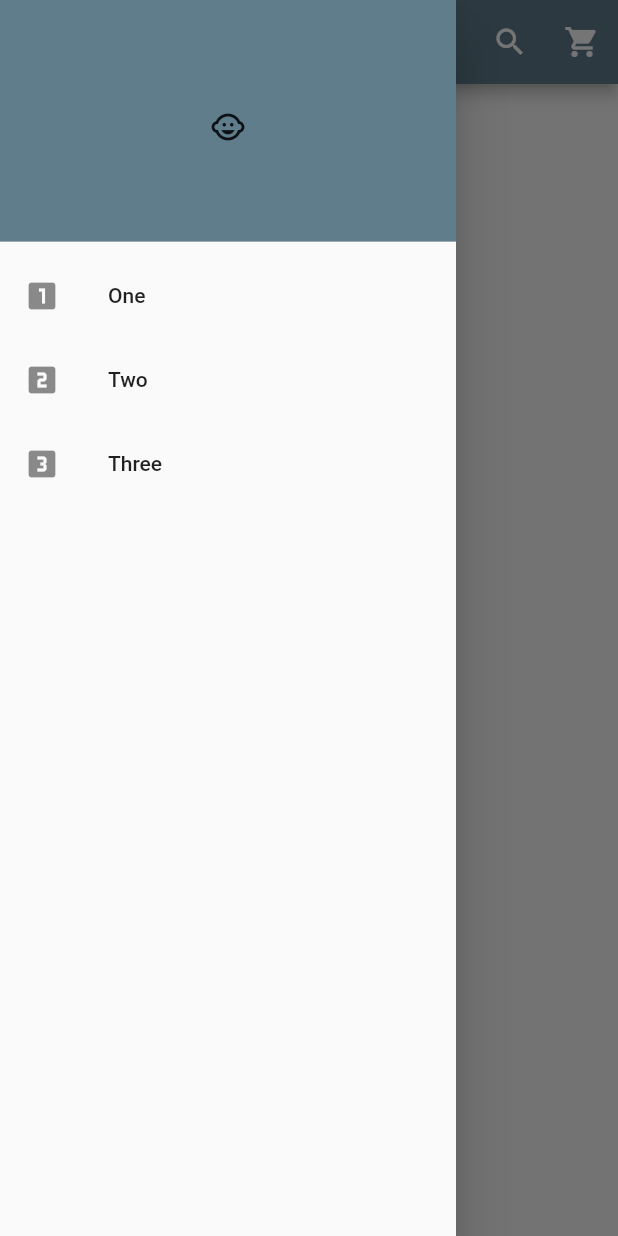
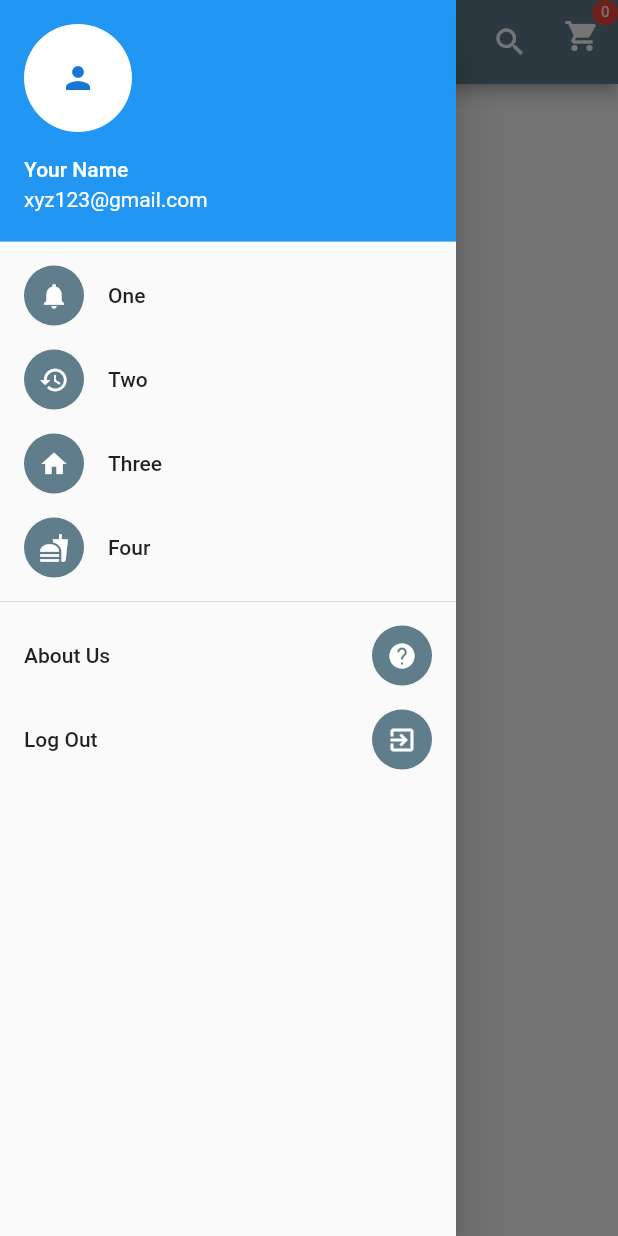
Before and after one commit to shaurya2703/vendygo, a Flutter app: the screen it shows after launch, with the side drawer open, on a phone screen of 412 x 824 dp. Run offline on Flutter 3.47's test engine with Material 2 defaults, Android fonts, the phone set to English and light mode, and no system bars.

Commit message:
created cart and side drawer

```diff
--- /dev/null
+++ b/lib/cart.dart
@@ -0,0 +1,20 @@
+import 'package:flutter/material.dart';
+
+class Cart extends StatefulWidget {
+  @override
+  _CartState createState() => _CartState();
+}
+
+class _CartState extends State<Cart> {
+  @override
+  Widget build(BuildContext context) {
+    return Scaffold(
+        appBar: new AppBar(
+          title: Text('Cart'),
+        ),
+        body: Center(
+          child: Text('Cart'),
+        )
+        );
+  }
+}
--- /dev/null
+++ b/lib/homePage.dart
@@ -0,0 +1,15 @@
+import 'package:flutter/material.dart';
+
+class HomePage extends StatefulWidget {
+  @override
+  _HomePageState createState() => _HomePageState();
+}
+
+class _HomePageState extends State<HomePage> {
+  @override
+  Widget build(BuildContext context) {
+    return Container(
+
+    );
+  }
+}
--- a/lib/main.dart
+++ b/lib/main.dart
@@ -1,20 +1,22 @@
 import 'package:flutter/material.dart';
 import './sideDrawer.dart';
+import './homePage.dart';
+import './cart.dart';
 
 void main() {
   runApp(MaterialApp(
     theme: ThemeData(primaryColor: Colors.blueGrey),
     debugShowCheckedModeBanner: false,
-    home: HomePage(),
+    home: MainPage(),
   ));
 }
 
-class HomePage extends StatefulWidget {
+class MainPage extends StatefulWidget {
   @override
-  _HomePageState createState() => _HomePageState();
+  _MainPageState createState() => _MainPageState();
 }
 
-class _HomePageState extends State<HomePage> {
+class _MainPageState extends State<MainPage> {
   @override
   Widget build(BuildContext context) {
     return Scaffold(
@@ -27,13 +29,29 @@ class _HomePageState extends State<HomePage> {
             icon: Icon(Icons.search, color: Colors.white),
             onPressed: () {},
           ),
-          IconButton(
-            icon: Icon(Icons.shopping_cart, color: Colors.white),
-            onPressed: () {},
+          Stack(
+            alignment: Alignment.topRight,
+            children: <Widget>[
+              IconButton(
+                icon: Icon(Icons.shopping_cart, color: Colors.white),
+                onPressed: () {
+                  Navigator.push(context, MaterialPageRoute(builder: (BuildContext context)=>Cart(),),);
+                },
+              ),
+              new CircleAvatar(
+                radius: 8.5,
+                backgroundColor: Colors.red,
+                child: Text(
+                  '0',
+                  style: TextStyle(color: Colors.white , fontSize: 10.0) ,
+
+                ),
+              )
+            ],
           )
         ],
       ),
-
+      body: HomePage(),
     );
   }
 }
--- a/lib/sideDrawer.dart
+++ b/lib/sideDrawer.dart
@@ -1,27 +1,90 @@
 import 'package:flutter/material.dart';
 
-class SideDraw extends StatelessWidget{
+class SideDraw extends StatelessWidget {
   @override
   Widget build(BuildContext context) {
-
     return Drawer(
       child: ListView(
         children: <Widget>[
-            DrawerHeader(
-              decoration: BoxDecoration(color: Colors.blueGrey),
-              child: Icon(Icons.child_care),
+          UserAccountsDrawerHeader(
+              accountEmail: Text('xyz123@gmail.com'),
+              accountName: Text('Your Name'),
+              currentAccountPicture: new CircleAvatar(
+                backgroundColor: Colors.white,
+                child: Icon(Icons.person),
+              )),
+          ListTile(
+            leading: CircleAvatar(
+              backgroundColor: Colors.blueGrey,
+              child: Icon(
+                Icons.notifications,
+                color: Colors.white,
+                size: 20.0,
+              ),
+            ),
+            title: Text('One'),
+            onTap: (){},
           ),
           ListTile(
-              title: Text('One'),
-              leading: Icon(Icons.looks_one),
+            leading: CircleAvatar(
+              backgroundColor: Colors.blueGrey,
+              child: Icon(
+                Icons.history,
+                color: Colors.white,
+                size: 20.0,
+              ),
+            ),
+            title: Text('Two'),
+            onTap: (){},
           ),
           ListTile(
-              title: Text('Two'),
-              leading: Icon(Icons.looks_two),
+            leading: CircleAvatar(
+              backgroundColor: Colors.blueGrey,
+              child: Icon(
+                Icons.home,
+                color: Colors.white,
+                size: 20.0,
+              ),
+            ),
+            title: Text('Three'),
+            onTap: (){},
           ),
           ListTile(
-              title: Text('Three'),
-              leading: Icon(Icons.looks_3),
+            leading: CircleAvatar(
+              backgroundColor: Colors.blueGrey,
+              child: Icon(
+                Icons.fastfood,
+                color: Colors.white,
+                size: 20.0,
+              ),
+            ),
+            title: Text('Four'),
+            onTap: (){},
+          ),
+          Divider(),
+          ListTile(
+            trailing: CircleAvatar(
+              backgroundColor: Colors.blueGrey,
+              child: Icon(
+                Icons.help,
+                color: Colors.white,
+                size: 20.0,
+              ),
+            ),
+            title: Text('About Us'),
+            onTap: (){},
+          ),
+          ListTile(
+            trailing: CircleAvatar(
+              backgroundColor: Colors.blueGrey,
+              child: Icon(
+                Icons.exit_to_app,
+                color: Colors.white,
+                size: 20.0,
+              ),
+            ),
+            title: Text('Log Out'),
+            onTap: (){},
           ),
         ],
       ),
```
Lines whose indentation alone changed are shown as unchanged.
